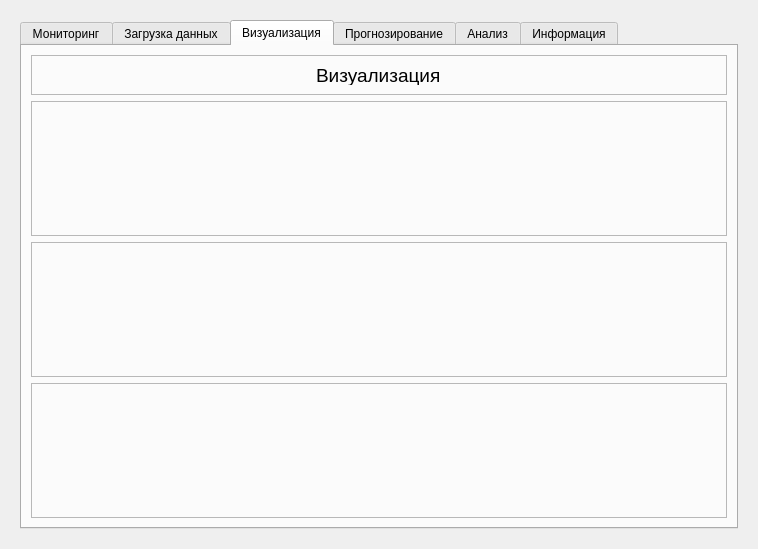
Above: main.ui from vqboy1/desktop_climate_app before the change. Below: the same form after it.
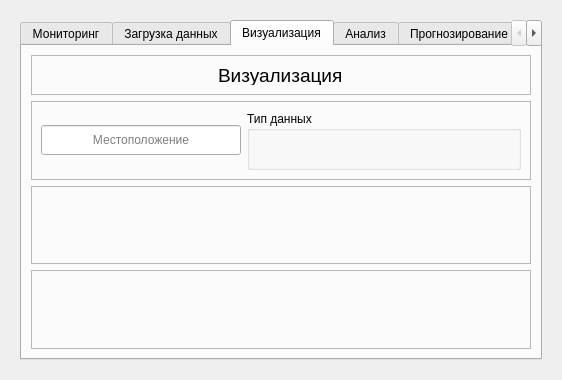
That is the form after the change.

```diff
--- a/main.ui
+++ b/main.ui
@@ -6,8 +6,8 @@
    <rect>
     <x>0</x>
     <y>0</y>
-    <width>758</width>
-    <height>549</height>
+    <width>558</width>
+    <height>379</height>
    </rect>
   </property>
   <property name="windowTitle">
@@ -473,6 +473,53 @@
              <property name="frameShadow">
               <enum>QFrame::Raised</enum>
              </property>
+             <layout class="QHBoxLayout" name="horizontalLayout_4">
+              <item>
+               <widget class="QLineEdit" name="lineEdit">
+                <property name="minimumSize">
+                 <size>
+                  <width>200</width>
+                  <height>30</height>
+                 </size>
+                </property>
+                <property name="maximumSize">
+                 <size>
+                  <width>200</width>
+                  <height>16777215</height>
+                 </size>
+                </property>
+                <property name="alignment">
+                 <set>Qt::AlignCenter</set>
+                </property>
+                <property name="placeholderText">
+                 <string>Местоположение</string>
+                </property>
+               </widget>
+              </item>
+              <item>
+               <spacer name="horizontalSpacer">
+                <property name="orientation">
+                 <enum>Qt::Horizontal</enum>
+                </property>
+                <property name="sizeType">
+                 <enum>QSizePolicy::Preferred</enum>
+                </property>
+                <property name="sizeHint" stdset="0">
+                 <size>
+                  <width>0</width>
+                  <height>0</height>
+                 </size>
+                </property>
+               </spacer>
+              </item>
+              <item>
+               <widget class="QGroupBox" name="groupBox">
+                <property name="title">
+                 <string>Тип данных</string>
+                </property>
+               </widget>
+              </item>
+             </layout>
             </widget>
            </item>
            <item>
@@ -497,25 +544,37 @@
            </item>
           </layout>
          </widget>
-         <widget class="QWidget" name="tab_3">
-          <attribute name="title">
-           <string>Прогнозирование</string>
-          </attribute>
-         </widget>
          <widget class="QWidget" name="tab_4">
           <attribute name="title">
            <string>Анализ</string>
           </attribute>
-          <widget class="QLineEdit" name="lineEdit">
-           <property name="geometry">
-            <rect>
-             <x>200</x>
-             <y>210</y>
-             <width>113</width>
-             <height>20</height>
-            </rect>
-           </property>
-          </widget>
+          <layout class="QVBoxLayout" name="verticalLayout_7">
+           <item>
+            <widget class="QFrame" name="frame_12">
+             <property name="frameShape">
+              <enum>QFrame::StyledPanel</enum>
+             </property>
+             <property name="frameShadow">
+              <enum>QFrame::Raised</enum>
+             </property>
+            </widget>
+           </item>
+           <item>
+            <widget class="QFrame" name="frame_13">
+             <property name="frameShape">
+              <enum>QFrame::StyledPanel</enum>
+             </property>
+             <property name="frameShadow">
+              <enum>QFrame::Raised</enum>
+             </property>
+            </widget>
+           </item>
+          </layout>
+         </widget>
+         <widget class="QWidget" name="tab_3">
+          <attribute name="title">
+           <string>Прогнозирование</string>
+          </attribute>
          </widget>
          <widget class="QWidget" name="tab_1">
           <attribute name="title">
```
Left out of the diff: 7 changed lines with no effect on the pictures.
